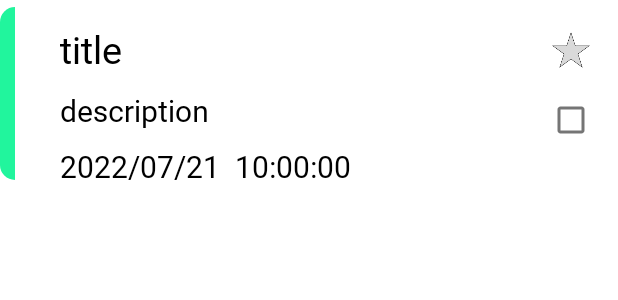
After one commit to ImGaram/Planner, an Android app: the layout recycler_item_main_plan_list.xml on its own in the app's theme, with its tools: preview values and no code run, on a phone screen of 412 x 824 dp. The commit adds this screen. Shown: the top 300 px of the screen. Run offline under Robolectric (Android 15) with nearby library versions, the phone set to English and light mode, and no system bars.

Commit message:
메인 화면 recycler view 이름 변경, 아이템 생성

```diff
--- a/app/src/main/res/layout/activity_main.xml
+++ b/app/src/main/res/layout/activity_main.xml
@@ -69,7 +69,7 @@
             app:layout_constraintTop_toBottomOf="@+id/calendarView" />
 
         <androidx.recyclerview.widget.RecyclerView
-            android:id="@+id/recyclerView"
+            android:id="@+id/all_plans_recycler_view"
             android:layout_width="match_parent"
             android:layout_height="0dp"
             android:layout_margin="10dp"
--- /dev/null
+++ b/app/src/main/res/layout/recycler_item_main_plan_list.xml
@@ -0,0 +1,102 @@
+<?xml version="1.0" encoding="utf-8"?>
+<layout xmlns:android="http://schemas.android.com/apk/res/android"
+    xmlns:app="http://schemas.android.com/apk/res-auto"
+    xmlns:tools="http://schemas.android.com/tools">
+    <data>
+        <variable
+            name="mainPlanListItem"
+            type="com.example.planer.viewmodel.adapter.MainPlanListRecyclerAdapter" />
+    </data>
+
+    <androidx.constraintlayout.widget.ConstraintLayout
+        android:layout_width="match_parent"
+        android:layout_height="wrap_content"
+        android:layout_marginBottom="10dp"
+        android:background="@drawable/recycler_item_bg">
+
+        <ImageView
+            android:id="@+id/category_color"
+            android:layout_width="wrap_content"
+            android:layout_height="wrap_content"
+            android:src="@drawable/category"
+            app:layout_constraintBottom_toBottomOf="parent"
+            app:layout_constraintStart_toStartOf="parent"
+            app:layout_constraintTop_toTopOf="parent" />
+
+        <TextView
+            android:id="@+id/main_item_title_text"
+            android:layout_width="wrap_content"
+            android:layout_height="wrap_content"
+            android:text="title"
+            android:textSize="25sp"
+            android:layout_marginTop="15dp"
+            android:layout_marginStart="30dp"
+            app:layout_constraintStart_toEndOf="@+id/category_color"
+            app:layout_constraintTop_toTopOf="parent" />
+
+        <TextView
+            android:id="@+id/main_item_description_text"
+            android:layout_width="250dp"
+            android:layout_height="wrap_content"
+            android:text="description"
+            android:textSize="20sp"
+            android:maxLines="1"
+            android:ellipsize="end"
+            android:layout_marginTop="10dp"
+            app:layout_constraintStart_toStartOf="@+id/main_item_title_text"
+            app:layout_constraintTop_toBottomOf="@+id/main_item_title_text" />
+
+        <TextView
+            android:id="@+id/main_item_day_text"
+            android:layout_width="wrap_content"
+            android:layout_height="wrap_content"
+            android:layout_marginTop="10dp"
+            android:text="2022/07/21"
+            android:textSize="20sp"
+            app:layout_constraintStart_toStartOf="@+id/main_item_description_text"
+            app:layout_constraintTop_toBottomOf="@+id/main_item_description_text" />
+
+        <TextView
+            android:id="@+id/main_item_time_text"
+            android:layout_width="wrap_content"
+            android:layout_height="wrap_content"
+            android:layout_marginStart="10dp"
+            android:text="10:00:00"
+            android:textSize="20sp"
+            app:layout_constraintBottom_toBottomOf="@+id/main_item_day_text"
+            app:layout_constraintStart_toEndOf="@+id/main_item_day_text"
+            app:layout_constraintTop_toTopOf="@+id/main_item_day_text" />
+
+        <LinearLayout
+            android:layout_width="wrap_content"
+            android:layout_height="wrap_content"
+            android:orientation="vertical"
+            android:layout_margin="7dp"
+            android:gravity="center"
+            app:layout_constraintBottom_toBottomOf="parent"
+            app:layout_constraintEnd_toEndOf="parent"
+            app:layout_constraintTop_toTopOf="parent" >
+
+            <ImageButton
+                android:id="@+id/main_item_favorite_select"
+                android:layout_width="25dp"
+                android:layout_height="25dp"
+                android:background="@null"
+                android:scaleType="centerInside"
+                android:layout_gravity="center"
+                android:layout_marginBottom="10dp"
+                android:src="@drawable/favorite_unselect"
+                app:layout_constraintEnd_toEndOf="parent"
+                app:layout_constraintTop_toTopOf="parent" />
+
+            <CheckBox
+                android:id="@+id/check_box_main_plan_done"
+                android:layout_width="wrap_content"
+                android:layout_height="wrap_content"
+                android:checked="false"
+                app:layout_constraintEnd_toEndOf="parent"
+                app:layout_constraintTop_toBottomOf="@+id/item_favorite_select" />
+        </LinearLayout>
+
+    </androidx.constraintlayout.widget.ConstraintLayout>
+</layout>
```
